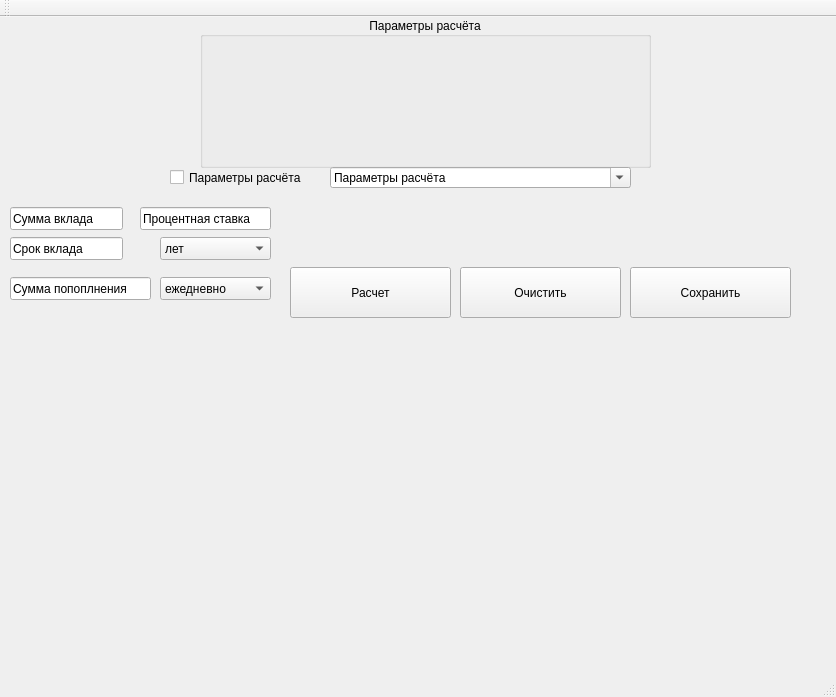
ST696/Yandex-project, file PyQt-project-yandex/code/file_ui/untitled.ui: the form before one commit.
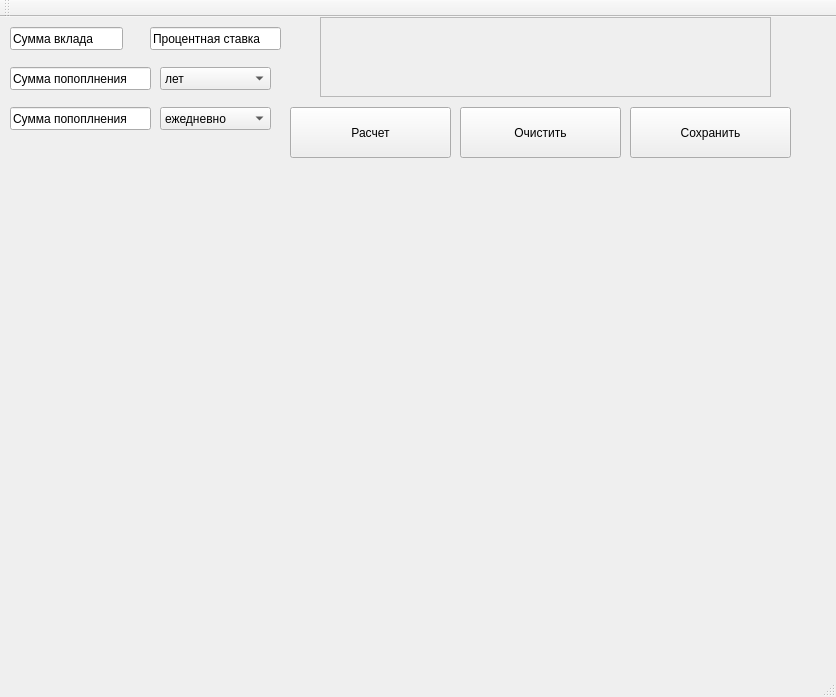
The form after the commit.

What changed in the file:
```diff
--- a/PyQt-project-yandex/code/file_ui/untitled.ui
+++ b/PyQt-project-yandex/code/file_ui/untitled.ui
@@ -18,7 +18,7 @@
     <property name="geometry">
      <rect>
       <x>290</x>
-      <y>250</y>
+      <y>90</y>
       <width>161</width>
       <height>51</height>
      </rect>
@@ -27,33 +27,11 @@
      <string>Расчет</string>
     </property>
    </widget>
-   <widget class="QGroupBox" name="parametrs">
-    <property name="geometry">
-     <rect>
-      <x>200</x>
-      <y>0</y>
-      <width>451</width>
-      <height>151</height>
-     </rect>
-    </property>
-    <property name="title">
-     <string>Параметры расчёта</string>
-    </property>
-    <property name="alignment">
-     <set>Qt::AlignCenter</set>
-    </property>
-    <property name="checkable">
-     <bool>false</bool>
-    </property>
-    <property name="checked">
-     <bool>false</bool>
-    </property>
-   </widget>
-   <widget class="QPushButton" name="but_clear">
+   <widget class="QPushButton" name="button_clear">
     <property name="geometry">
      <rect>
       <x>460</x>
-      <y>250</y>
+      <y>90</y>
       <width>161</width>
       <height>51</height>
      </rect>
@@ -66,7 +44,7 @@
     <property name="geometry">
      <rect>
       <x>630</x>
-      <y>250</y>
+      <y>90</y>
       <width>161</width>
       <height>51</height>
      </rect>
@@ -79,7 +57,7 @@
     <property name="geometry">
      <rect>
       <x>160</x>
-      <y>260</y>
+      <y>90</y>
       <width>111</width>
       <height>23</height>
      </rect>
@@ -124,7 +102,7 @@
     <property name="geometry">
      <rect>
       <x>160</x>
-      <y>220</y>
+      <y>50</y>
       <width>111</width>
       <height>23</height>
      </rect>
@@ -150,54 +128,34 @@
      </property>
     </item>
    </widget>
-   <widget class="QCheckBox" name="checkBox">
+   <widget class="QLineEdit" name="deposite_date">
     <property name="geometry">
      <rect>
-      <x>170</x>
-      <y>150</y>
-      <width>251</width>
-      <height>21</height>
-     </rect>
-    </property>
-    <property name="text">
-     <string>Параметры расчёта</string>
-    </property>
-   </widget>
-   <widget class="QFontComboBox" name="fontComboBox">
-    <property name="geometry">
-     <rect>
-      <x>330</x>
-      <y>150</y>
-      <width>301</width>
-      <height>21</height>
-     </rect>
-    </property>
-    <property name="currentText">
-     <string>Параметры расчёта</string>
-    </property>
-   </widget>
-   <widget class="QLineEdit" name="lineEdit">
-    <property name="geometry">
-     <rect>
       <x>10</x>
-      <y>220</y>
-      <width>113</width>
+      <y>50</y>
+      <width>141</width>
       <height>23</height>
      </rect>
     </property>
+    <property name="inputMask">
+     <string>Сумма попоплнения</string>
+    </property>
     <property name="text">
-     <string>Срок вклада</string>
+     <string>Сумма попоплнения</string>
     </property>
    </widget>
    <widget class="QLineEdit" name="lineEdit_2">
     <property name="geometry">
      <rect>
       <x>10</x>
-      <y>260</y>
+      <y>90</y>
       <width>141</width>
       <height>23</height>
      </rect>
     </property>
+    <property name="inputMask">
+     <string>Сумма попоплнения</string>
+    </property>
     <property name="text">
      <string>Сумма попоплнения</string>
     </property>
@@ -206,7 +164,7 @@
     <property name="geometry">
      <rect>
       <x>10</x>
-      <y>190</y>
+      <y>10</y>
       <width>113</width>
       <height>23</height>
      </rect>
@@ -221,8 +179,8 @@
    <widget class="QLineEdit" name="lineEdit_4">
     <property name="geometry">
      <rect>
-      <x>140</x>
-      <y>190</y>
+      <x>150</x>
+      <y>10</y>
       <width>131</width>
       <height>23</height>
      </rect>
@@ -234,6 +192,29 @@
      <string>Процентная ставка</string>
     </property>
    </widget>
+   <widget class="QScrollArea" name="scrollArea">
+    <property name="geometry">
+     <rect>
+      <x>320</x>
+      <y>0</y>
+      <width>451</width>
+      <height>80</height>
+     </rect>
+    </property>
+    <property name="widgetResizable">
+     <bool>true</bool>
+    </property>
+    <widget class="QWidget" name="scrollAreaWidgetContents">
+     <property name="geometry">
+      <rect>
+       <x>0</x>
+       <y>0</y>
+       <width>449</width>
+       <height>78</height>
+      </rect>
+     </property>
+    </widget>
+   </widget>
   </widget>
   <widget class="QMenuBar" name="menubar">
    <property name="geometry">
```
Left out of the diff: 19 changed lines with no effect on the pictures.
